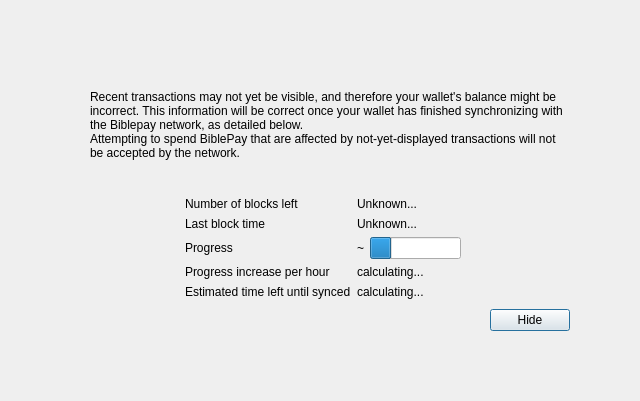
Old version of the form src/qt/forms/modaloverlay.ui in the repository biblepay/biblepay.
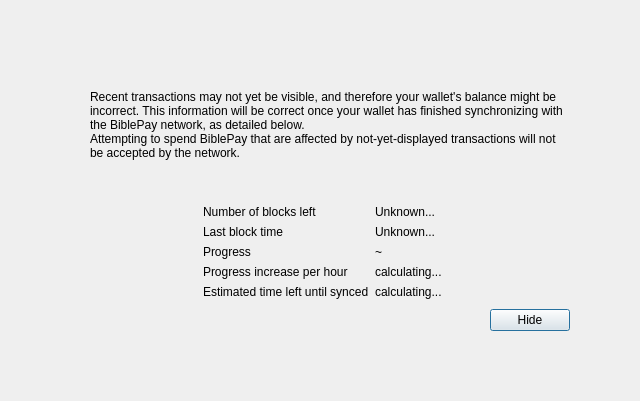
New version of the form. Custom widgets are drawn as their Qt base class.

What changed in the file:
```diff
--- a/src/qt/forms/modaloverlay.ui
+++ b/src/qt/forms/modaloverlay.ui
@@ -1,7 +1,7 @@
 <?xml version="1.0" encoding="UTF-8"?>
 <ui version="4.0">
  <class>ModalOverlay</class>
- <widget class="ModalOverlay" name="ModalOverlay">
+ <widget class="QWidget" name="ModalOverlay">
   <property name="geometry">
    <rect>
     <x>0</x>
@@ -111,7 +111,7 @@
              <item>
               <widget class="QLabel" name="infoText">
                <property name="text">
-                <string>Recent transactions may not yet be visible, and therefore your wallet's balance might be incorrect. This information will be correct once your wallet has finished synchronizing with the Biblepay network, as detailed below.</string>
+                <string>Recent transactions may not yet be visible, and therefore your wallet's balance might be incorrect. This information will be correct once your wallet has finished synchronizing with the BiblePay network, as detailed below.</string>
                </property>
                <property name="textFormat">
                 <enum>Qt::RichText</enum>
@@ -231,16 +231,6 @@
                </property>
               </widget>
              </item>
-             <item>
-              <widget class="QProgressBar" name="progressBar">
-               <property name="value">
-                <number>24</number>
-               </property>
-               <property name="format">
-                <string/>
-               </property>
-              </widget>
-             </item>
             </layout>
            </item>
            <item row="4" column="0">
@@ -299,6 +289,9 @@
              <property name="text">
               <string>Hide</string>
              </property>
+             <property name="shortcut">
+              <string notr="true">Esc</string>
+             </property>
              <property name="focusPolicy">
               <enum>Qt::StrongFocus</enum>
              </property>
@@ -334,14 +327,6 @@
    </item>
   </layout>
  </widget>
- <customwidgets>
-  <customwidget>
-   <class>ModalOverlay</class>
-   <extends>QWidget</extends>
-   <header>qt/modaloverlay.h</header>
-   <container>1</container>
-  </customwidget>
- </customwidgets>
  <resources/>
  <connections/>
 </ui>
```
